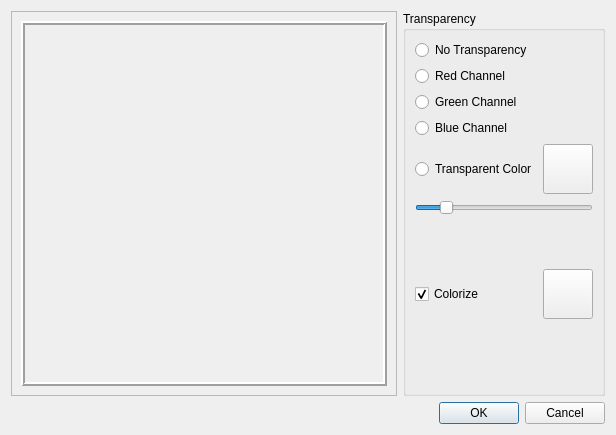
Old version of the form DMHelper/src/layervideoeffectsettings.ui in the repository MMetze/DMHelper.
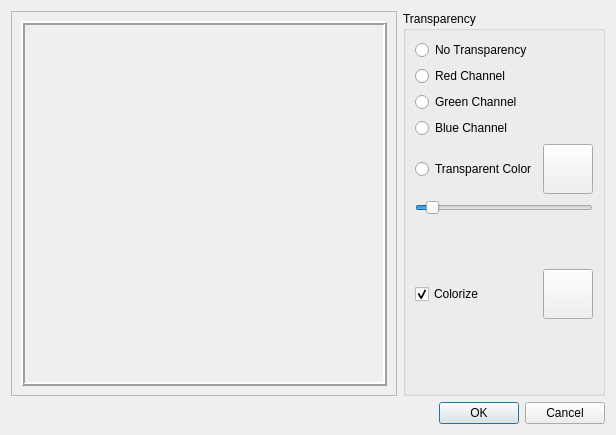
New version of the form. Icons and pictures are not drawn. Custom widgets are drawn as their Qt base class.

Patch:
```diff
--- a/DMHelper/src/layervideoeffectsettings.ui
+++ b/DMHelper/src/layervideoeffectsettings.ui
@@ -150,7 +150,7 @@
         <item>
          <widget class="QSlider" name="slideTolerance">
           <property name="maximum">
-           <number>100</number>
+           <number>255</number>
           </property>
           <property name="value">
            <number>15</number>
```
Left out of the diff: 2 changed lines with no effect on the pictures.
